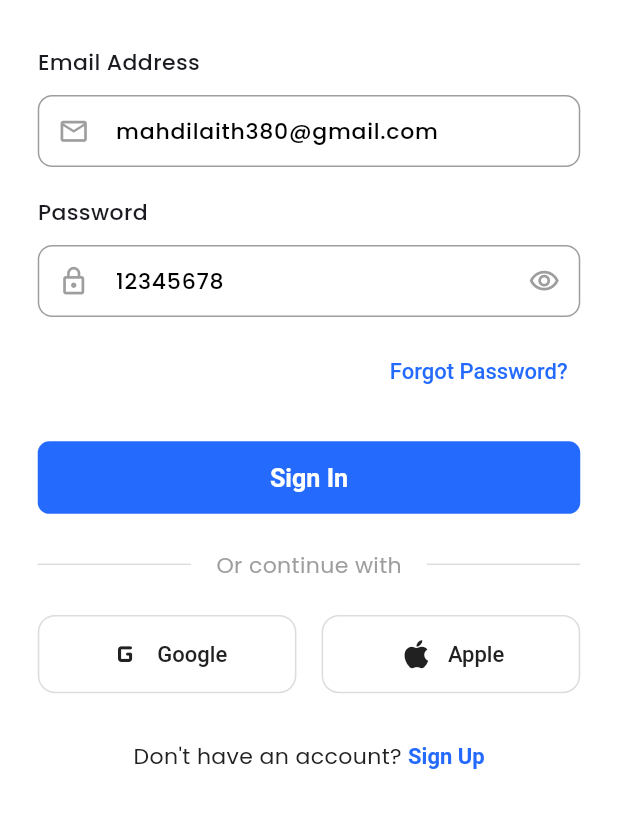
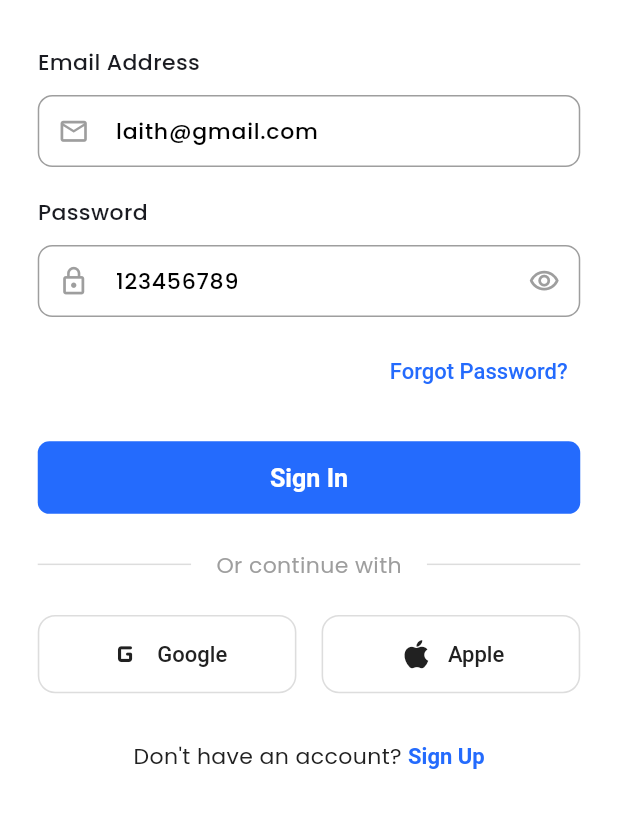
Before and after one commit to LaithMahdi/VeloGo, a Flutter app: the LoginScreen screen opened by its route, on a phone screen of 412 x 824 dp, the part 300-1128 px from its top. Run offline on Flutter 3.47's test engine with Material 3 defaults, Android fonts, the phone set to English and light mode, and no system bars; our stand-ins replace flutter_dotenv, flutter_screenutil, flutter_spinkit, flutter_svg, go_router, shared_preferences and 1 more; missing offline and left inert: mobile_scanner; accounts and stored records are empty.

Commit message:
feat: Update default email and password in LoginProvider for testing purposes

```diff
--- a/lib/providers/login_provider.dart
+++ b/lib/providers/login_provider.dart
@@ -8,10 +8,10 @@ import 'auth_provider.dart';
 
 class LoginProvider extends ChangeNotifier {
   final TextEditingController _email = TextEditingController(
-    text: "mahdilaith380@gmail.com",
+    text: "laith@gmail.com",
   );
   final TextEditingController _password = TextEditingController(
-    text: "12345678",
+    text: "123456789",
   );
   final AuthService _authService = AuthService();
 
```
Also changed, not shown: lib/main.dart (+7 -0 lines).
